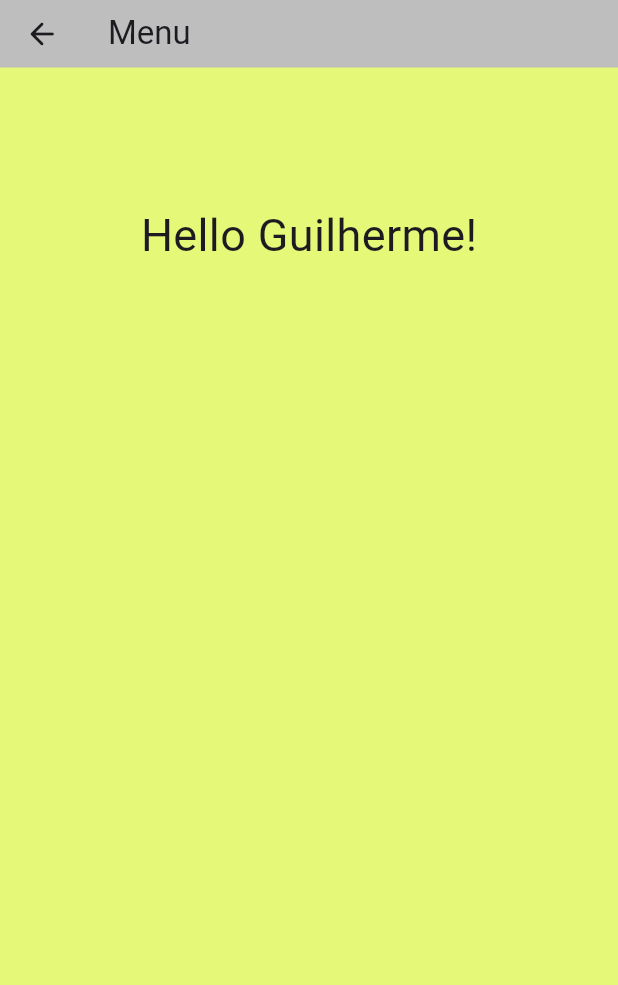
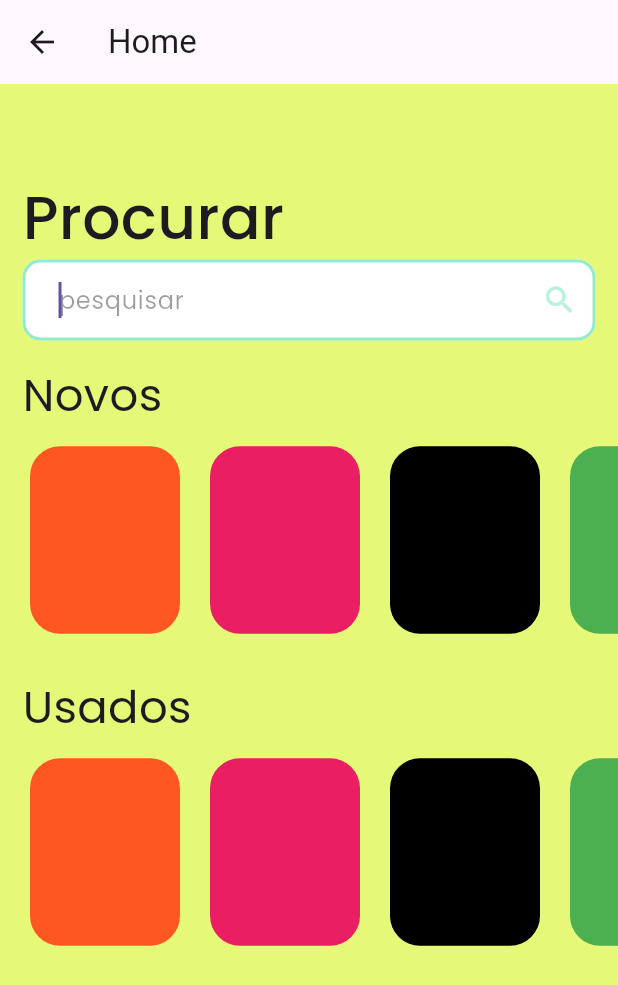
Before and after one commit to coutinhogcs/new-shop, a Flutter app: the HomePage screen opened directly, on a phone screen of 412 x 824 dp. Shown: the top 985 px of the screen. Run offline on Flutter 3.47's test engine with Material 3 defaults, Android fonts, the light colour scheme and no system bars; our stand-ins replace firebase_core; accounts and stored records are empty.

Commit message:
feat: Home Update

```diff
--- a/lib/screens/home.dart
+++ b/lib/screens/home.dart
@@ -1,4 +1,7 @@
 import 'package:flutter/material.dart';
+import 'package:new_shop/view/components/scrow-itens.dart';
+
+import '../view/components/input_text.dart';
 
 class HomePage extends StatelessWidget {
   const HomePage({super.key});
@@ -6,26 +9,26 @@ class HomePage extends StatelessWidget {
   @override
   Widget build(BuildContext context) {
     return Scaffold(
-      appBar: AppBar(
-        title: Text("Menu"),
-        leading: IconButton(
-          onPressed: () {
-            Navigator.pop(context);
-          },
-          icon: Icon(Icons.arrow_back_rounded),
-        ),
-        toolbarHeight: 45,
-        backgroundColor: Color(0xffbebebe),
-      ),
-      body: Center(
-        child: Column(
-          children: [
-            Icon(Icons.person, size: 90, color: Color(0xffe6f877)),
-            Text("Hello Guilherme!", style: TextStyle(fontSize: 30)),
-          ],
+      backgroundColor: Color(0xffe6f877),
+      appBar: AppBar(title: Text('Home'),),
+      body:  SingleChildScrollView(
+        child: SizedBox(
+          child: Column(
+            crossAxisAlignment: CrossAxisAlignment.start,
+            children: [
+              TitleHome(title: 'Procurar', fontWeight: FontWeight.w500),
+              Padding(
+                padding: const EdgeInsets.fromLTRB(15, 0, 15, 0),
+                child: InputText(suffixIcon: Icon(Icons.search), visibility: true, hintText: 'pesquisar', obscureText: false)
+              ),
+              TextHome(text: 'Novos'),
+              ListScrow(),
+              TextHome(text: 'Usados'),
+              ListScrow(),
+            ]
+          ),
         ),
       ),
-      backgroundColor: Color(0xffe6f877),
     );
   }
 }
--- /dev/null
+++ b/lib/view/components/scrow-itens.dart
@@ -0,0 +1,137 @@
+import 'package:flutter/material.dart';
+
+class ListScrow extends StatelessWidget{
+  const ListScrow({super.key});
+  @override
+  Widget build(BuildContext context) {
+    return SizedBox(
+      height: 150,
+      child: ListView(
+        scrollDirection: Axis.horizontal,
+        children: [
+          Row(
+            mainAxisAlignment: MainAxisAlignment.spaceEvenly,
+            children: [
+              Padding(
+                padding: const EdgeInsets.only(left: 20.0),
+                child: Container(
+                  decoration: BoxDecoration(
+                    borderRadius: BorderRadius.circular(20),
+                    color: Colors.deepOrange,
+                  ),
+                  width: 100,
+                  height: 125,
+                ),
+              ),
+              Padding(
+                padding: const EdgeInsets.only(left: 20.0),
+                child: Container(
+                  decoration: BoxDecoration(
+                    borderRadius: BorderRadius.circular(20),
+                    color: Colors.pink,
+                  ),
+                  width: 100,
+                  height: 125,
+                ),
+              ),
+              Padding(
+                padding: const EdgeInsets.only(left: 20.0),
+                child: Container(
+                  decoration: BoxDecoration(
+                    borderRadius: BorderRadius.circular(20),
+                    color: Colors.black,
+                  ),
+                  width: 100,
+                  height: 125,
+                ),
+              ),
+              Padding(
+                padding: const EdgeInsets.only(left: 20.0),
+                child: Container(
+                  decoration: BoxDecoration(
+                    borderRadius: BorderRadius.circular(20),
+                    color: Colors.green,
+                  ),
+                  width: 100,
+                  height: 125,
+                ),
+              ),
+              Padding(
+                padding: const EdgeInsets.only(left: 20.0),
+                child: Container(
+                  decoration: BoxDecoration(
+                    borderRadius: BorderRadius.circular(20),
+                    color: Colors.blue,
+                  ),
+                  width: 100,
+                  height: 125,
+                ),
+              ),
+              Padding(
+                padding: const EdgeInsets.only(left: 20.0),
+                child: Container(
+                  decoration: BoxDecoration(
+                    borderRadius: BorderRadius.circular(20),
+                    color: Colors.red,
+                  ),
+                  width: 100,
+                  height: 125,
+                ),
+              ),
+              Padding(
+                padding: const EdgeInsets.only(left: 20.0),
+                child: Container(
+                  decoration: BoxDecoration(
+                    borderRadius: BorderRadius.circular(20),
+                    color: Colors.yellow,
+                  ),
+                  width: 100,
+                  height: 125,
+                ),
+              ),
+            ],
+          ),
+        ],
+      ),
+    );
+  }
+}
+
+class TextHome extends StatelessWidget{
+ final String text;
+  const TextHome({
+   super.key,
+    required this.text,
+ });
+ @override
+  Widget build(BuildContext context) {
+    return  Padding(
+      padding: const EdgeInsets.fromLTRB(15, 15, 0, 0),
+      child: Text(text, style: TextStyle(
+          fontWeight: FontWeight.w400,
+          fontSize: 30,
+          fontFamily: "Poppins"),
+      ),
+    );
+  }
+}
+
+class TitleHome extends StatelessWidget{
+  final String title;
+  final FontWeight fontWeight;
+  const TitleHome({
+    required this.title,
+    required this.fontWeight,
+    super.key
+  });
+  @override
+  Widget build(BuildContext context) {
+    return Padding(
+      padding: const EdgeInsets.fromLTRB(15, 60, 0, 0),
+      child: Text(
+        title,
+        style: TextStyle(fontSize: 40, fontWeight: fontWeight, fontFamily: "Poppins"),
+      ),
+    );
+  }
+}
```
